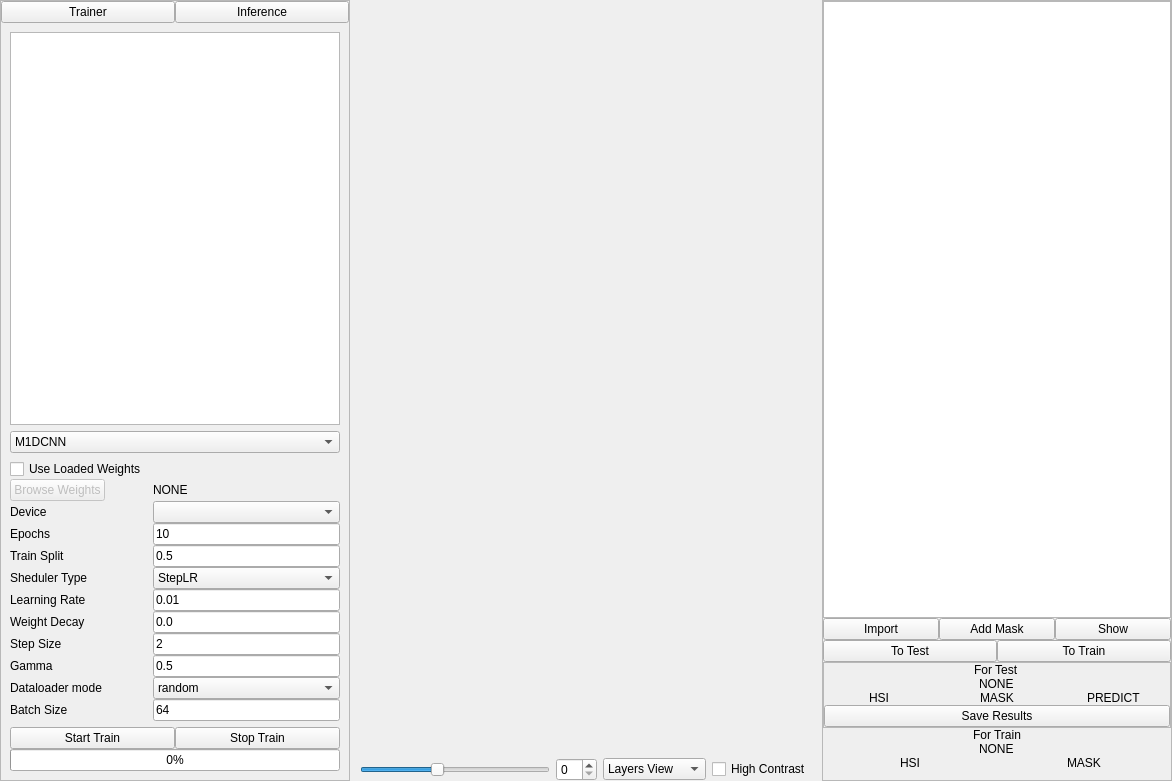
OpenHSL/OpenHSL, file gui/mac_trainer.ui: the form before one commit.
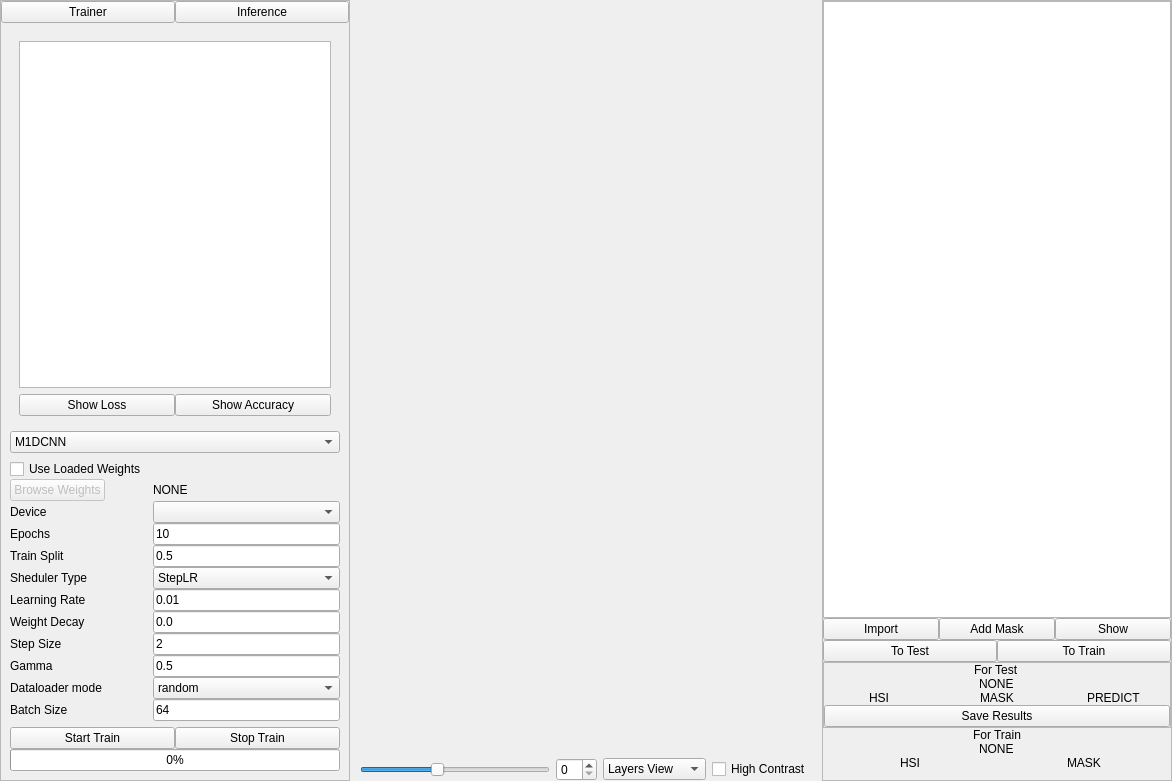
The form after the commit. The open tabs and pages were chosen to show the change. Custom widgets are drawn as their Qt base class.

Commit message: add accuracy graph

```diff
--- a/gui/mac_trainer.ui
+++ b/gui/mac_trainer.ui
@@ -109,7 +109,7 @@
        </item>
        <item>
         <widget class="QStackedWidget" name="stackedWidget">
-         <property name="currentIndex">
+         <property name="lineWidth">
           <number>0</number>
          </property>
          <widget class="QWidget" name="inference_widget">
@@ -256,7 +256,110 @@
          <widget class="QWidget" name="trainer_widget">
           <layout class="QVBoxLayout" name="verticalLayout_8">
            <item>
-            <widget class="PlotWidget" name="graphicsView"/>
+            <widget class="QStackedWidget" name="stacked_graphs">
+             <property name="lineWidth">
+              <number>0</number>
+             </property>
+             <property name="currentIndex">
+              <number>1</number>
+             </property>
+             <widget class="QWidget" name="loss_page">
+              <layout class="QVBoxLayout" name="verticalLayout_11">
+               <item>
+                <widget class="PlotWidget" name="graphics_loss_view"/>
+               </item>
+               <item>
+                <widget class="QFrame" name="frame_9">
+                 <property name="frameShape">
+                  <enum>QFrame::NoFrame</enum>
+                 </property>
+                 <property name="frameShadow">
+                  <enum>QFrame::Raised</enum>
+                 </property>
+                 <layout class="QHBoxLayout" name="horizontalLayout_9">
+                  <property name="spacing">
+                   <number>0</number>
+                  </property>
+                  <property name="leftMargin">
+                   <number>0</number>
+                  </property>
+                  <property name="topMargin">
+                   <number>0</number>
+                  </property>
+                  <property name="rightMargin">
+                   <number>0</number>
+                  </property>
+                  <property name="bottomMargin">
+                   <number>0</number>
+                  </property>
+                  <item>
+                   <widget class="QPushButton" name="show_loss_btn_unconnected">
+                    <property name="text">
+                     <string>Show Loss</string>
+                    </property>
+                   </widget>
+                  </item>
+                  <item>
+                   <widget class="QPushButton" name="show_accuracy_btn">
+                    <property name="text">
+                     <string>Show Accuracy</string>
+                    </property>
+                   </widget>
+                  </item>
+                 </layout>
+                </widget>
+               </item>
+              </layout>
+             </widget>
+             <widget class="QWidget" name="acc_page">
+              <layout class="QVBoxLayout" name="verticalLayout_12">
+               <item>
+                <widget class="PlotWidget" name="graphics_acc_view"/>
+               </item>
+               <item>
+                <widget class="QFrame" name="frame_10">
+                 <property name="frameShape">
+                  <enum>QFrame::NoFrame</enum>
+                 </property>
+                 <property name="frameShadow">
+                  <enum>QFrame::Raised</enum>
+                 </property>
+                 <layout class="QHBoxLayout" name="horizontalLayout_10">
+                  <property name="spacing">
+                   <number>0</number>
+                  </property>
+                  <property name="leftMargin">
+                   <number>0</number>
+                  </property>
+                  <property name="topMargin">
+                   <number>0</number>
+                  </property>
+                  <property name="rightMargin">
+                   <number>0</number>
+                  </property>
+                  <property name="bottomMargin">
+                   <number>0</number>
+                  </property>
+                  <item>
+                   <widget class="QPushButton" name="show_loss_btn">
+                    <property name="text">
+                     <string>Show Loss</string>
+                    </property>
+                   </widget>
+                  </item>
+                  <item>
+                   <widget class="QPushButton" name="pushButton_3">
+                    <property name="text">
+                     <string>Show Accuracy</string>
+                    </property>
+                   </widget>
+                  </item>
+                 </layout>
+                </widget>
+               </item>
+              </layout>
+             </widget>
+            </widget>
            </item>
            <item>
             <widget class="QComboBox" name="choose_model_for_inference">
```
Left out of the diff: 3 changed lines with no effect on the pictures. The commit also changes 6 other files.
